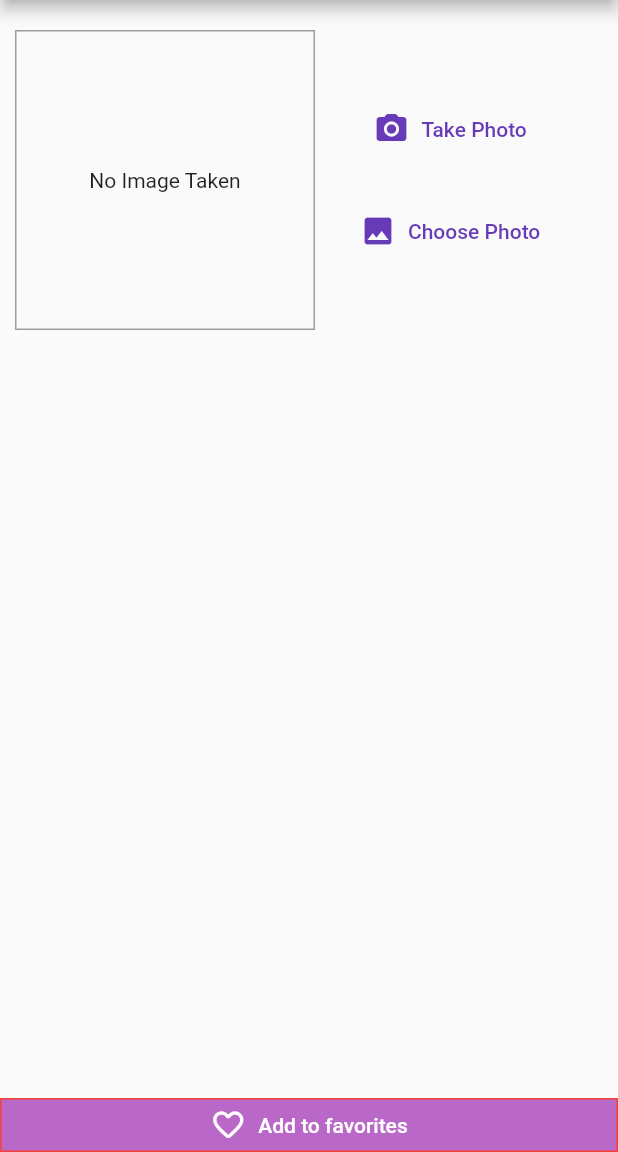
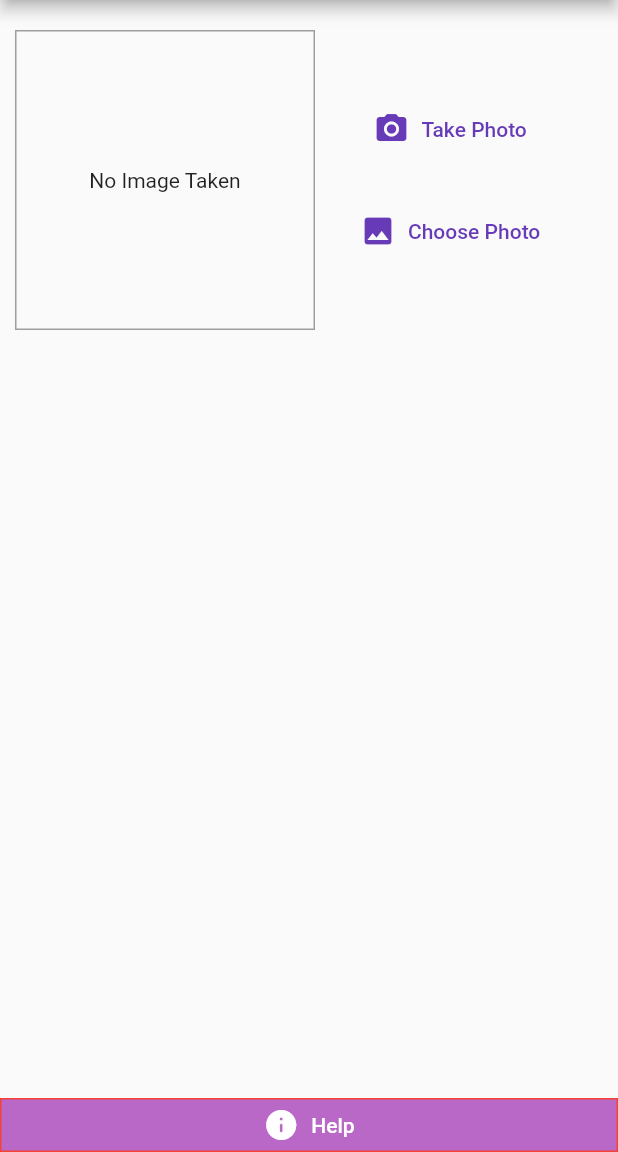
Before and after one commit to LRS4/colorextractor, a Flutter app: the screen it shows after launch, on a phone screen of 412 x 824 dp, the part 84-1236 px from its top. Run offline on Flutter 3.47's test engine with Material 2 defaults, Android fonts, the phone set to English and light mode, and no system bars; our stand-ins replace image_picker, palette_generator.

Commit message:
Update button for help

```diff
--- a/lib/palette_screen.dart
+++ b/lib/palette_screen.dart
@@ -59,8 +59,8 @@ class _ShowPaletteScreenState extends State<ShowPaletteScreen> {
               )
             ),
             ElevatedButton.icon(
-                icon: Icon(Icons.favorite_border_rounded),
-                label: Text("Add to favorites"),
+                icon: Icon(Icons.info_rounded),
+                label: Text("Help"),
                 onPressed: () { },
                 style: ButtonStyle(
                     foregroundColor:
```
